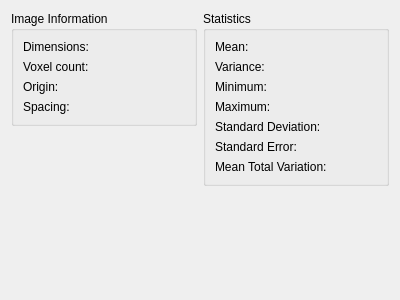
This is source/modules/image_information/ImageInformationWidget.ui in josefkoller/ambient_image_processor as Qt 5 draws it before an edit. The edited form follows.
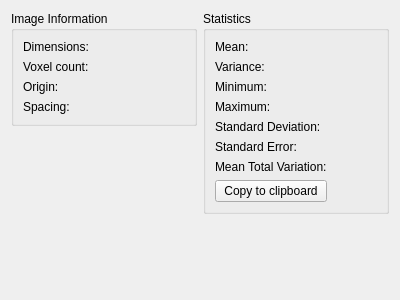
This is the edited form.

Commit message: copy to clipboard

Diff of the .ui file:
```diff
--- a/source/modules/image_information/ImageInformationWidget.ui
+++ b/source/modules/image_information/ImageInformationWidget.ui
@@ -191,10 +191,10 @@
         </property>
        </widget>
       </item>
-      <item row="6" column="1">
-       <widget class="QLabel" name="tv_per_voxel_label">
+      <item row="7" column="0">
+       <widget class="QPushButton" name="copy_to_clipboard_button">
         <property name="text">
-         <string/>
+         <string>Copy to clipboard</string>
         </property>
        </widget>
       </item>
```
Left out of the diff: 11 changed lines with no effect on the pictures. The commit also changes 9 other files.
